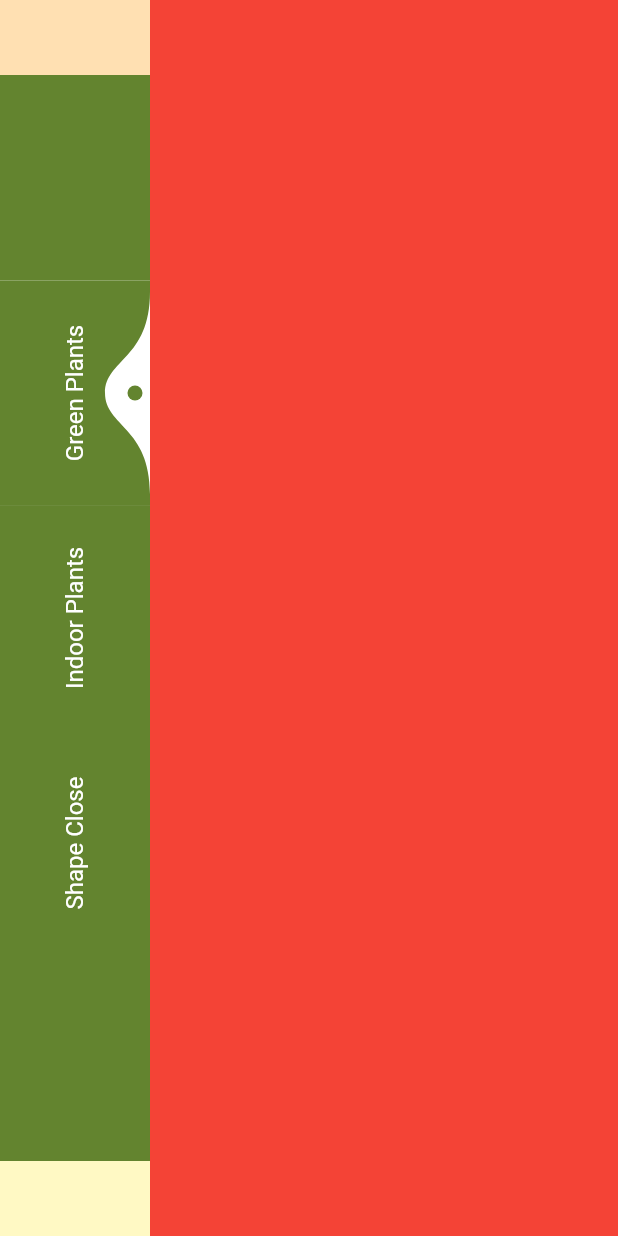
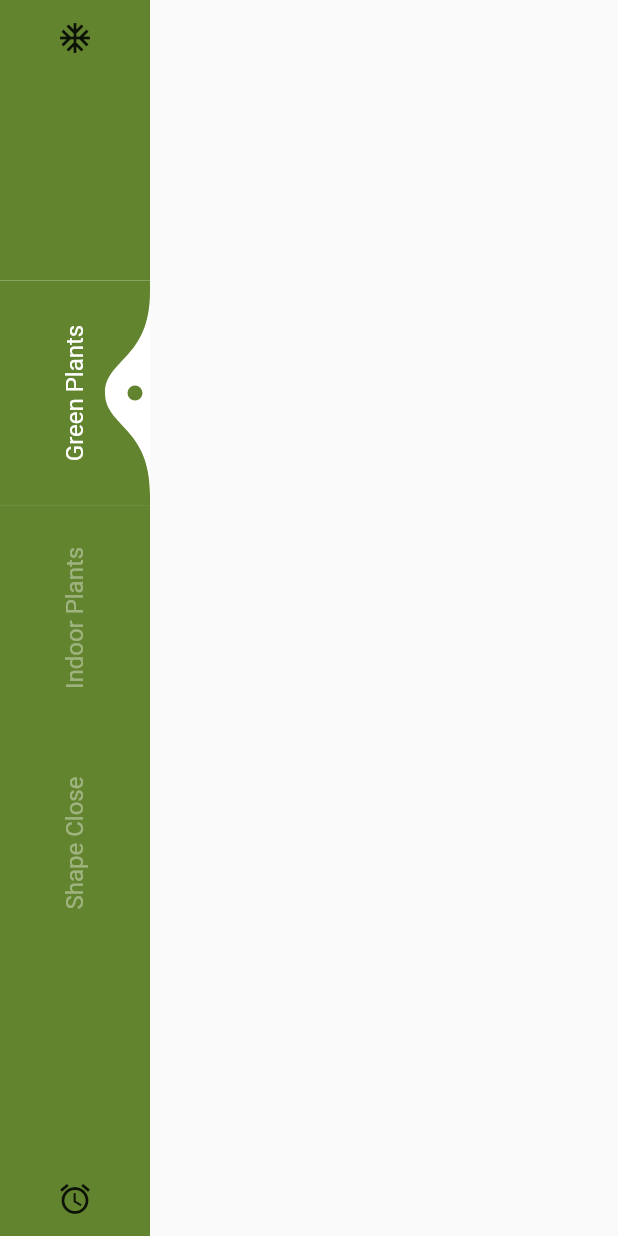
Before and after one commit to diepvicuong/flutter_ui_kits, a Flutter app: the screen it shows after launch, on a phone screen of 412 x 824 dp. Run offline on Flutter 3.47's test engine with Material 2 defaults, Android fonts, the light colour scheme and no system bars; missing offline and left inert: dart:ffi.

Commit message:
Update left_navigation_bar 31-03

```diff
--- a/planting_app_ui/lib/main.dart
+++ b/planting_app_ui/lib/main.dart
@@ -14,6 +14,8 @@ class MyApp extends StatefulWidget {
 }
 
 class _MyAppState extends State<MyApp> {
+  var _currentIndex = 0;
+
   List<DrawerItem> _drawerItems = <DrawerItem>[
     DrawerItem(
       title: "Green Plants",
@@ -29,19 +31,32 @@ class _MyAppState extends State<MyApp> {
   Widget build(BuildContext context) {
     return MaterialApp(
       home: Scaffold(
-        body: Row(
+        body: SafeArea(
+          child: Row(
             children: [
+              // NavigationRail(destinations: destinations, selectedIndex: selectedIndex)
               LeftNavigationBar(
-              // currentIndex: 1,
+                currentIndex: _currentIndex,
                 items: _drawerItems,
                 width: 100,
-              onTap: (value) {},
+                onTap: (value) {
+                  setState(() {
+                    print("Current index: $value");
+                    _currentIndex = value;
+                  });
+                },
+                topIcon: Icon(Icons.ac_unit),
+                onTapTopIcon: () {
+                  print("onTapTopIcon");
+                },
+                bottomIcon: Icon(Icons.access_alarm),
+                onTapBottomIcon: () {
+                  print("onTapBottomIcon");
+                },
               ),
-            Expanded(
-                child: Container(
-              color: Colors.red,
-            ))
+              Expanded(child: Container())
             ],
+          ),
         ),
       ),
     );
--- a/planting_app_ui/lib/widgets/left_navigation_bar.dart
+++ b/planting_app_ui/lib/widgets/left_navigation_bar.dart
@@ -1,6 +1,9 @@
+import 'dart:ffi';
+
 import 'package:dribbble_plant_app/utils/constants.dart';
 import 'package:dribbble_plant_app/widgets/custom_paint.dart';
 import 'package:dribbble_plant_app/widgets/drawer_item.dart';
+import 'package:flutter/gestures.dart';
 import 'package:flutter/material.dart';
 import 'dart:math' as math;
 
@@ -8,29 +11,38 @@ typedef _LetIndexPage = bool Function(int value);
 
 class LeftNavigationBar extends StatefulWidget {
   final List<DrawerItem> items;
-  final int index;
+  // final int index;
   final Color color;
-  final _LetIndexPage letIndexPage;
+  // final _LetIndexPage letIndexPage;
   final ValueChanged<int> onTap;
-  final Curve animationCurve;
-  final Duration animationDuration;
+  // final Curve animationCurve;
+  // final Duration animationDuration;
   final double width;
   final int currentIndex;
+  final Icon? topIcon;
+  final GestureTapCallback? onTapTopIcon;
+  final Icon? bottomIcon;
+  final VoidCallback? onTapBottomIcon;
 
   LeftNavigationBar(
       {Key? key,
       required this.items,
-      this.index = 0,
+      // this.index = 0,
       this.color = Colors.white,
-      _LetIndexPage? letIndexPage,
+      // _LetIndexPage? letIndexPage,
       required this.onTap,
-      this.animationCurve = Curves.easeOut,
-      this.animationDuration = const Duration(milliseconds: 100),
+      // this.animationCurve = Curves.easeOut,
+      // this.animationDuration = const Duration(milliseconds: 100),
       this.width = 100,
-      this.currentIndex = 0})
-      : letIndexPage = letIndexPage ?? ((_) => true),
+      this.currentIndex = 0,
+      this.topIcon,
+      this.bottomIcon,
+      this.onTapTopIcon,
+      this.onTapBottomIcon})
+      :
+        // letIndexPage = letIndexPage ?? ((_) => true),
         assert(items.length >= 1),
-        assert(0 <= index && index < items.length),
+        // assert(0 <= index && index < items.length),
         super(key: key);
 
   @override
@@ -51,7 +63,9 @@ class _LeftNavigationBarState extends State<LeftNavigationBar>
     super.initState();
     _items = widget.items;
     _length = _items.length;
-    _pos = widget.index / _length;
+    // _pos = widget.index / _length;
+    _pos = 0;
+
     _startingPos = _pos;
     _animationController = AnimationController(vsync: this, value: _pos);
     _animationController.addListener(() {
@@ -71,13 +85,13 @@ class _LeftNavigationBarState extends State<LeftNavigationBar>
   @override
   void didUpdateWidget(LeftNavigationBar oldWidget) {
     super.didUpdateWidget(oldWidget);
-    if (oldWidget.index != widget.index) {
-      final newPosition = widget.index / _length;
-      _startingPos = _pos;
-      _endingIndex = widget.index;
-      _animationController.animateTo(newPosition,
-          duration: widget.animationDuration, curve: widget.animationCurve);
-    }
+    // if (oldWidget.index != widget.index) {
+    //   final newPosition = widget.index / _length;
+    //   _startingPos = _pos;
+    //   _endingIndex = widget.index;
+    //   _animationController.animateTo(newPosition,
+    //       duration: widget.animationDuration, curve: widget.animationCurve);
+    // }
   }
 
   @override
@@ -102,11 +116,19 @@ class _LeftNavigationBarState extends State<LeftNavigationBar>
         mainAxisAlignment: MainAxisAlignment.spaceBetween,
         children: [
           SizedBox(
-            child: Container(color: Colors.orange[100]),
+            child: widget.topIcon != null
+                ? IconButton(
+                    icon: widget.topIcon!,
+                    onPressed: () {
+                      print("onPRess");
+                      widget.onTapTopIcon!;
+                    })
+                : Container(color: Colors.orange[100]),
             height: 50,
           ),
           Column(
             children: widget.items.map((item) {
+              var color = Constants.kPrimaryColor;
               int index = widget.items.indexOf(item);
               String title = item.title;
               double height = item.height;
@@ -114,10 +136,13 @@ class _LeftNavigationBarState extends State<LeftNavigationBar>
                 onTap: () {
                   _changeIndex(index);
                 },
-                child: Container(
-                  color: widget.currentIndex == index
-                      ? Colors.white
-                      : Constants.kPrimaryColor,
+                child: AnimatedContainer(
+                  duration: Duration(milliseconds: 100),
+                  decoration: BoxDecoration(
+                    color: widget.currentIndex == index
+                        ? Colors.white
+                        : Constants.kPrimaryColor,
+                  ),
                   height: height,
                   child: Stack(
                     children: [
@@ -141,8 +166,11 @@ class _LeftNavigationBarState extends State<LeftNavigationBar>
                             angle: -math.pi / 2,
                             child: Text(
                               title,
-                              style:
-                                  TextStyle(color: Colors.white, fontSize: 16),
+                              style: TextStyle(
+                                  color: widget.currentIndex == index
+                                      ? Colors.white
+                                      : Colors.white38,
+                                  fontSize: 16),
                             ),
                           ),
                         ),
@@ -154,7 +182,14 @@ class _LeftNavigationBarState extends State<LeftNavigationBar>
             }).toList(),
           ),
           SizedBox(
-            child: Container(color: Colors.yellow[100]),
+            child: widget.bottomIcon != null
+                ? IconButton(
+                    icon: widget.bottomIcon!,
+                    onPressed: () {
+                      print("onPress bottom");
+                      widget.onTapBottomIcon;
+                    })
+                : Container(color: Colors.yellow[100]),
             height: 50,
           ),
         ],
```
Lines whose indentation alone changed are shown as unchanged.
